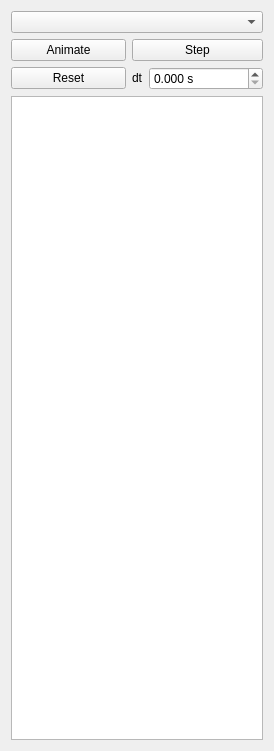
This is Plugins/org.mitk.gui.qt.simulation/src/internal/QmitkSimulationViewControls.ui in MITK/MITK as Qt 5 draws it before an edit. The edited form follows.
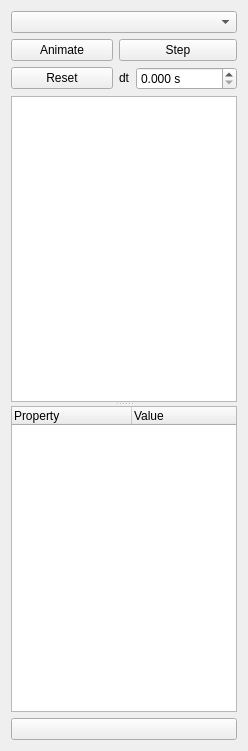
This is the edited form. Custom widgets are drawn as their Qt base class.

Commit message: Implemented simulation interactor (beta) and simulation scene "data manager".

```diff
--- a/Plugins/org.mitk.gui.qt.simulation/src/internal/QmitkSimulationViewControls.ui
+++ b/Plugins/org.mitk.gui.qt.simulation/src/internal/QmitkSimulationViewControls.ui
@@ -9,7 +9,7 @@
    <rect>
     <x>0</x>
     <y>0</y>
-    <width>274</width>
+    <width>248</width>
     <height>751</height>
    </rect>
   </property>
@@ -109,7 +109,11 @@
     </layout>
    </item>
    <item>
-    <widget class="QmitkSimulationSceneTreeWidget" name="simulationSceneTreeWidget">
+    <widget class="QSplitter" name="splitter">
+     <property name="orientation">
+      <enum>Qt::Vertical</enum>
+     </property>
+     <widget class="QmitkSceneTreeWidget" name="sceneTreeWidget">
      <property name="editTriggers">
       <set>QAbstractItemView::NoEditTriggers</set>
      </property>
@@ -131,6 +135,32 @@
       </property>
      </column>
     </widget>
+     <widget class="QmitkBaseTreeWidget" name="baseTreeWidget">
+      <property name="alternatingRowColors">
+       <bool>true</bool>
+      </property>
+      <attribute name="headerDefaultSectionSize">
+       <number>120</number>
+      </attribute>
+      <column>
+       <property name="text">
+        <string>Property</string>
+       </property>
+      </column>
+      <column>
+       <property name="text">
+        <string>Value</string>
+       </property>
+      </column>
+     </widget>
+    </widget>
+   </item>
+   <item>
+    <widget class="QPushButton" name="pushButton">
+     <property name="text">
+      <string/>
+     </property>
+    </widget>
    </item>
   </layout>
  </widget>
@@ -141,9 +171,14 @@
    <header>QmitkDataStorageComboBox.h</header>
   </customwidget>
   <customwidget>
-   <class>QmitkSimulationSceneTreeWidget</class>
+   <class>QmitkSceneTreeWidget</class>
    <extends>QTreeWidget</extends>
-   <header>QmitkSimulationSceneTreeWidget.h</header>
+   <header>QmitkSceneTreeWidget.h</header>
+  </customwidget>
+  <customwidget>
+   <class>QmitkBaseTreeWidget</class>
+   <extends>QTreeWidget</extends>
+   <header>QmitkBaseTreeWidget.h</header>
   </customwidget>
  </customwidgets>
  <resources/>
```
Lines whose indentation alone changed are shown as unchanged. The commit also changes 21 other files.
